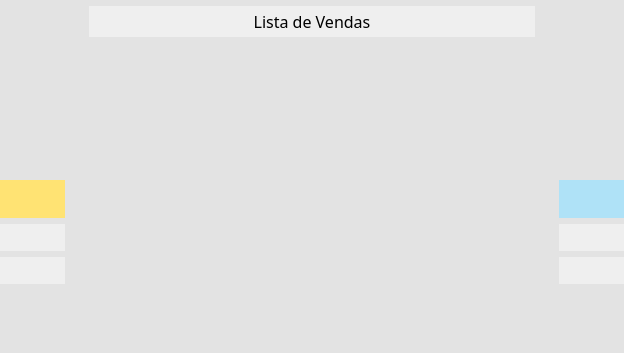
Above: Resources/UI-Teste/MainWindow.ui from Klubas/Projeto-SOAD before the change; both pictures show x 398 to 1022 and y 206 to 559 of the 1420 by 768 pixel window. Below: the same form after it.
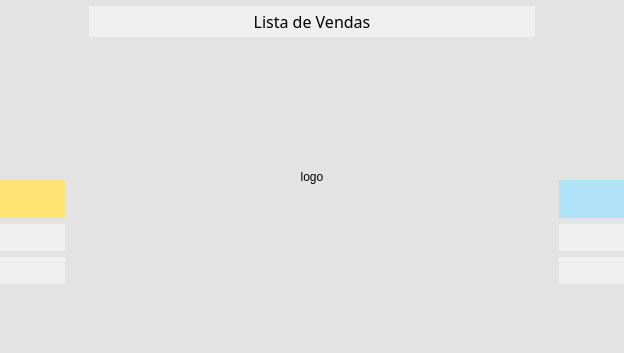
That is the form after the change.

The edit to the form file:
```diff
--- a/Resources/UI-Teste/MainWindow.ui
+++ b/Resources/UI-Teste/MainWindow.ui
@@ -826,6 +826,22 @@
           </layout>
          </widget>
         </item>
+        <item row="1" column="1">
+         <widget class="QLabel" name="label_logo">
+          <property name="frameShape">
+           <enum>QFrame::NoFrame</enum>
+          </property>
+          <property name="frameShadow">
+           <enum>QFrame::Raised</enum>
+          </property>
+          <property name="text">
+           <string>logo</string>
+          </property>
+          <property name="alignment">
+           <set>Qt::AlignCenter</set>
+          </property>
+         </widget>
+        </item>
        </layout>
       </item>
      </layout>
```
